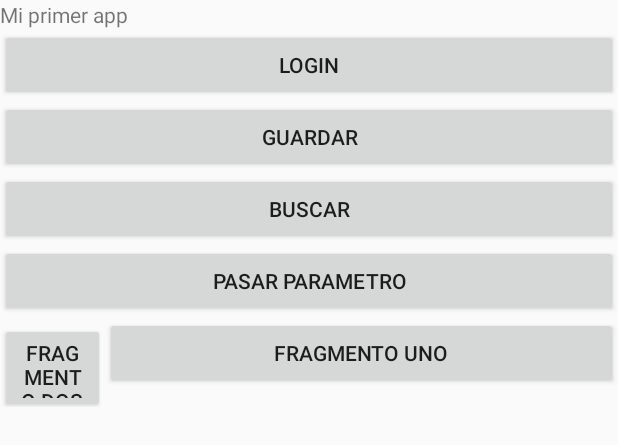
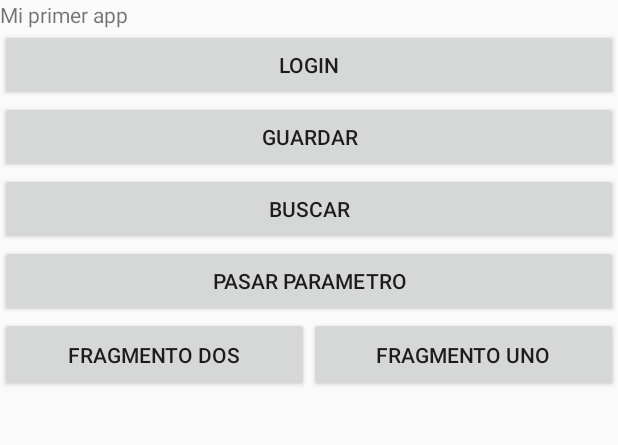
Before and after one commit to kashino96/practicaenclasemovil1, an Android app: the layout activity_main.xml on its own in the app's theme, with its tools: preview values and no code run, on a phone screen of 412 x 824 dp. Shown: the top 445 px of the screen. Run offline under Robolectric (Android 15) with nearby library versions, the phone set to English and light mode, and no system bars.

Commit message:
2 , 3 y 4 practica

```diff
--- a/app/src/main/res/layout/activity_main.xml
+++ b/app/src/main/res/layout/activity_main.xml
@@ -43,22 +43,32 @@
 
     <LinearLayout
         android:layout_width="match_parent"
-        android:layout_height="60dp"
+        android:layout_height="50dp"
         android:orientation="horizontal">
 
         <Button
             android:id="@+id/btnFrgDos"
-            android:layout_width="wrap_content"
-            android:layout_height="wrap_content"
+            android:layout_width="30dp"
+            android:layout_height="50dp"
             android:layout_weight="1"
             android:text="Fragmento dos" />
 
         <Button
             android:id="@+id/btnFrgUno"
-            android:layout_width="match_parent"
-            android:layout_height="wrap_content"
+            android:layout_width="30dp"
+            android:layout_height="50dp"
             android:layout_weight="1"
             android:text="Fragmento uno" />
-    </LinearLayout>
+
+
+
+        </LinearLayout>
+
+    <FrameLayout
+        android:id="@+id/contenedor"
+        android:layout_width="match_parent"
+        android:layout_height="wrap_content"
+        android:layout_weight="1"></FrameLayout>
+
 
 </LinearLayout>
--- a/app/src/main/res/layout/fragment_frag_dos.xml
+++ b/app/src/main/res/layout/fragment_frag_dos.xml
@@ -3,13 +3,13 @@
     xmlns:tools="http://schemas.android.com/tools"
     android:layout_width="match_parent"
     android:layout_height="match_parent"
-    android:background="@color/colorAccent"
+    android:background="@color/colorPrimaryDark"
     tools:context=".FragDos">
 
     <!-- TODO: Update blank fragment layout -->
 
     <Button
-        android:id="@+id/BtnMensaje"
+        android:id="@+id/btnMensaje"
         android:layout_width="wrap_content"
         android:layout_height="wrap_content"
         android:text="Mostrar Mensaje"/>
--- a/app/src/main/res/layout/fragment_frag_uno.xml
+++ b/app/src/main/res/layout/fragment_frag_uno.xml
@@ -17,7 +17,7 @@
         android:hint="Ingrese un texto"/>
 
     <Button
-        android:id="@+id/button2"
+        android:id="@+id/btnEnviarfraguno"
         android:layout_width="wrap_content"
         android:layout_height="wrap_content"
         android:text="Enviar"/>
```
Also changed, not shown: app/src/main/java/movilapp2/kevinintriago/facci/primeraapp4toc/FragDos.java (+27 -1 lines), app/src/main/java/movilapp2/kevinintriago/facci/primeraapp4toc/FragUno.java (+15 -1 lines), app/src/main/java/movilapp2/kevinintriago/facci/primeraapp4toc/MainActivity.java (+32 -3 lines).
